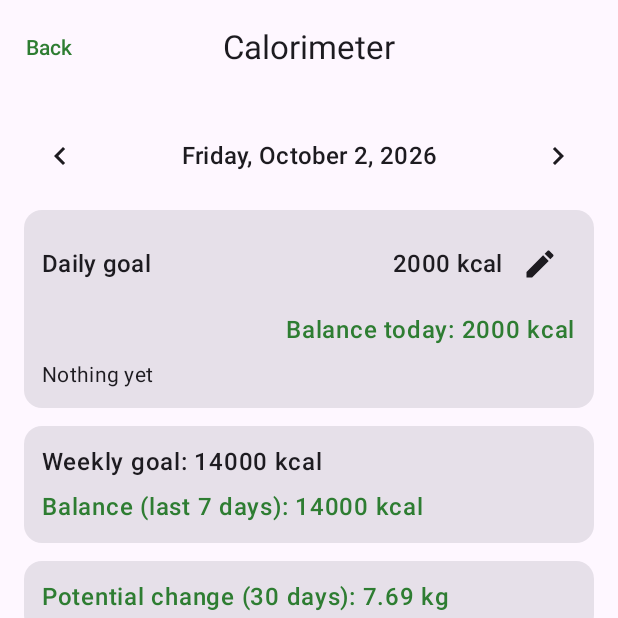
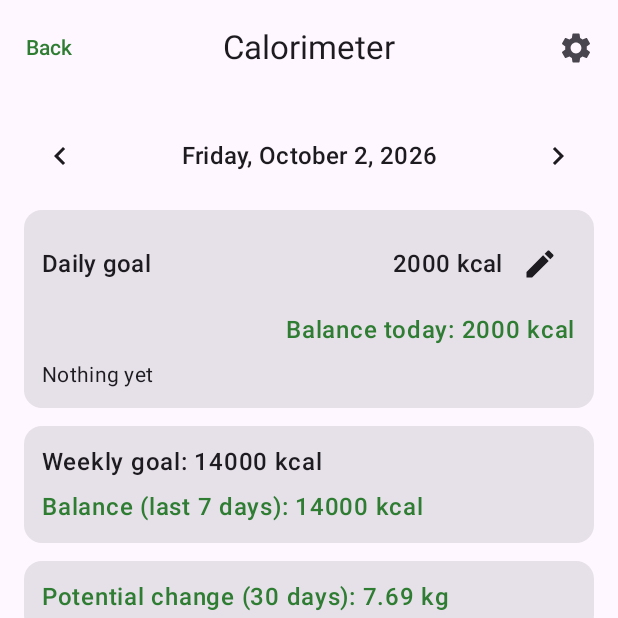
Before and after one commit to alphaomegos/annas-agenda, an Android app built with Jetpack Compose: the CalorimeterRoute screen opened through its navigation route, on a phone screen of 412 x 824 dp, the top half of it. Run offline under Robolectric (Android 15) with nearby library versions, the phone set to English and light mode, and no system bars.

Commit message:
Let the calorimeter's three summaries be switched off
6.1. A settings button in the calorimeter's top bar opens three
switches — the daily goal line, the weekly goal card, the month's
potential weight loss — written on OK, kept across a rotation.
Hiding the goal line leaves the day's balance where it is.

The calorimeter slice now also carries the library and diet fields
from schema 6, so the screens that come next need not touch it again;
a test says a change to any of them reaches the screen.

965 -> 966 tests.

```diff
--- a/app/src/main/java/com/alphaomegos/annasagenda/screens/CalorimeterScreen.kt
+++ b/app/src/main/java/com/alphaomegos/annasagenda/screens/CalorimeterScreen.kt
@@ -18,14 +18,17 @@ import androidx.compose.foundation.shape.CircleShape
 import androidx.compose.foundation.text.KeyboardOptions
 import androidx.compose.foundation.lazy.LazyColumn
 import androidx.compose.foundation.lazy.items
+import androidx.compose.foundation.clickable
 import androidx.compose.material.icons.Icons
 import androidx.compose.material.icons.automirrored.filled.KeyboardArrowLeft
 import androidx.compose.material.icons.automirrored.filled.KeyboardArrowRight
 import androidx.compose.material.icons.filled.Add
 import androidx.compose.material.icons.filled.Delete
 import androidx.compose.material.icons.filled.Edit
+import androidx.compose.material.icons.filled.Settings
 import androidx.compose.material.icons.outlined.Info
 import androidx.compose.material3.AlertDialog
+import androidx.compose.material3.Checkbox
 import androidx.compose.material3.Button
 import androidx.compose.material3.Card
 import androidx.compose.material3.CenterAlignedTopAppBar
@@ -96,7 +99,10 @@ fun CalorimeterRoute(
         },
         onDeleteFood = { id ->
             vm.deleteFoodEntry(id)
-        }
+        },
+        onSetDisplay = { daily, weekly, potential ->
+            vm.setCalorimeterDisplay(daily, weekly, potential)
+        },
     )
 }
 
@@ -108,8 +114,10 @@ private fun CalorimeterContent(
     onSetGoalFromToday: (Int) -> Unit,
     onAddFood: (LocalDate, String, Int) -> Long,
     onDeleteFood: (Long) -> Unit,
+    onSetDisplay: (dailyGoal: Boolean, weeklyGoal: Boolean, potentialLoss: Boolean) -> Unit,
 ) {
     val ctx = LocalContext.current
+    val showDisplaySettings = rememberSaveable { mutableStateOf(false) }
     val locale = appLocale()
 
     val today = LocalDate.now()
@@ -205,7 +213,15 @@ private fun CalorimeterContent(
                 title = { Text(stringResource(R.string.calorimeter_title)) },
                 navigationIcon = {
                     TextButton(onClick = onBack) { Text(stringResource(R.string.back)) }
-                }
+                },
+                actions = {
+                    IconButton(onClick = { showDisplaySettings.value = true }) {
+                        Icon(
+                            imageVector = Icons.Default.Settings,
+                            contentDescription = stringResource(R.string.calorimeter_settings_open),
+                        )
+                    }
+                },
             )
         }
     ) { inner ->
@@ -251,7 +267,8 @@ private fun CalorimeterContent(
             Card(modifier = Modifier.fillMaxWidth()) {
                 Column(modifier = Modifier.padding(12.dp)) {
 
-                    Row(
+                    // 6.1: the goal line can be hidden; the day's balance stays.
+                    if (state.calorimeterShowDailyGoal) Row(
                         modifier = Modifier.fillMaxWidth(),
                         verticalAlignment = Alignment.CenterVertically
                     ) {
@@ -338,7 +355,7 @@ private fun CalorimeterContent(
 
             // Extra sections ONLY for today
             if (isToday) {
-                Card(modifier = Modifier.fillMaxWidth()) {
+                if (state.calorimeterShowWeeklyGoal) Card(modifier = Modifier.fillMaxWidth()) {
                     Column(
                         modifier = Modifier.padding(12.dp),
                         verticalArrangement = Arrangement.spacedBy(6.dp)
@@ -359,7 +376,7 @@ private fun CalorimeterContent(
                     }
                 }
 
-                Card(modifier = Modifier.fillMaxWidth()) {
+                if (state.calorimeterShowPotentialLoss) Card(modifier = Modifier.fillMaxWidth()) {
                     Column(
                         modifier = Modifier.padding(12.dp),
                         verticalArrangement = Arrangement.spacedBy(6.dp)
@@ -438,6 +455,19 @@ private fun CalorimeterContent(
                     Text(stringResource(R.string.ok))
                 }
             }
+        )
+    }
+
+    if (showDisplaySettings.value) {
+        CalorimeterDisplayDialog(
+            dailyGoal = state.calorimeterShowDailyGoal,
+            weeklyGoal = state.calorimeterShowWeeklyGoal,
+            potentialLoss = state.calorimeterShowPotentialLoss,
+            onDismiss = { showDisplaySettings.value = false },
+            onSave = { daily, weekly, potential ->
+                onSetDisplay(daily, weekly, potential)
+                showDisplaySettings.value = false
+            },
         )
     }
 
@@ -585,3 +615,52 @@ private fun CalorimeterContent(
         )
     }
 }
+
+
+/**
+ * 6.1: three switches for what the calorimeter shows besides the day itself.
+ * Written on OK; the boxes ticked survive turning the phone.
+ */
+@Composable
+private fun CalorimeterDisplayDialog(
+    dailyGoal: Boolean,
+    weeklyGoal: Boolean,
+    potentialLoss: Boolean,
+    onDismiss: () -> Unit,
+    onSave: (Boolean, Boolean, Boolean) -> Unit,
+) {
+    var daily by rememberSaveable { mutableStateOf(dailyGoal) }
+    var weekly by rememberSaveable { mutableStateOf(weeklyGoal) }
+    var potential by rememberSaveable { mutableStateOf(potentialLoss) }
+
+    AlertDialog(
+        onDismissRequest = onDismiss,
+        title = { Text(stringResource(R.string.calorimeter_settings_title)) },
+        text = {
+            Column {
+                listOf(
+                    Triple(R.string.calorimeter_show_daily_goal, daily) { v: Boolean -> daily = v },
+                    Triple(R.string.calorimeter_show_weekly_goal, weekly) { v: Boolean -> weekly = v },
+                    Triple(R.string.calorimeter_show_potential_loss, potential) { v: Boolean -> potential = v },
+                ).forEach { (labelRes, checked, set) ->
+                    Row(
+                        modifier = Modifier
+                            .fillMaxWidth()
+                            .clickable { set(!checked) }
+                            .padding(vertical = 2.dp),
+                        verticalAlignment = Alignment.CenterVertically,
+                    ) {
+                        Checkbox(checked = checked, onCheckedChange = { set(it) })
+                        Text(text = stringResource(labelRes), style = MaterialTheme.typography.bodyLarge)
+                    }
+                }
+            }
+        },
+        confirmButton = {
+            TextButton(onClick = { onSave(daily, weekly, potential) }) { Text(stringResource(R.string.ok)) }
+        },
+        dismissButton = {
+            TextButton(onClick = onDismiss) { Text(stringResource(R.string.cancel)) }
+        },
+    )
+}
--- a/app/src/main/java/com/alphaomegos/annasagenda/support/StateSlices.kt
+++ b/app/src/main/java/com/alphaomegos/annasagenda/support/StateSlices.kt
@@ -19,6 +19,13 @@ package com.alphaomegos.annasagenda
 data class CalorimeterSlice(
     val calorieGoalChanges: List<CalorieGoalChange> = emptyList(),
     val foodLog: List<FoodEntry> = emptyList(),
+    // What the screen shows (6.1) and what it offers (6.2, 6.4), schema 6.
+    val calorimeterShowDailyGoal: Boolean = true,
+    val calorimeterShowWeeklyGoal: Boolean = true,
+    val calorimeterShowPotentialLoss: Boolean = true,
+    val foodLibraryVisible: Boolean = false,
+    val dietEnabled: Boolean = false,
+    val dietPlan: Map<java.time.DayOfWeek, List<DietItem>> = emptyMap(),
 )
 
 data class AnthropometrySlice(
@@ -83,6 +90,12 @@ fun pendingReadingPromptOf(state: AppState): PendingReadingPrompt? {
 fun calorimeterSliceOf(state: AppState): CalorimeterSlice = CalorimeterSlice(
     calorieGoalChanges = state.calorieGoalChanges,
     foodLog = state.foodLog,
+    calorimeterShowDailyGoal = state.calorimeterShowDailyGoal,
+    calorimeterShowWeeklyGoal = state.calorimeterShowWeeklyGoal,
+    calorimeterShowPotentialLoss = state.calorimeterShowPotentialLoss,
+    foodLibraryVisible = state.foodLibraryVisible,
+    dietEnabled = state.dietEnabled,
+    dietPlan = state.dietPlan,
 )
 
 fun anthropometrySliceOf(state: AppState): AnthropometrySlice = AnthropometrySlice(
--- a/app/src/main/res/values/strings_calorimeter.xml
+++ b/app/src/main/res/values/strings_calorimeter.xml
@@ -21,4 +21,10 @@
     <!-- How the suggestions work, behind the (i) in the add-a-meal dialog -->
     <string name="calorimeter_suggestions_help">How suggestions work</string>
     <string name="calorimeter_suggestions_help_text">As you type a meal\'s name, the app looks through what you have eaten before and offers it back below the field.\n\nThe weight is read straight out of the name: \"Tomatoes, 500 g\". It understands g, gr, gram, kg, ml and l, and their Russian spellings; kilograms and litres count as a thousand. A number with no unit after it is not a weight, so \"Coffee #3\" stays just a name.\n\nWhat a suggestion shows is the weight you wrote down last time and the calories you gave it that same time — always the two from one meal, never a weight from one and a number from another.\n\nTapping a suggestion fills in both fields. Change the weight inside the name afterwards and the calories follow, in proportion. The moment you type a number into the calorie field yourself it becomes yours, and the app stops touching it until you tap a suggestion again.</string>
+    <!-- Calorimeter display switches (0139) -->
+    <string name="calorimeter_settings_open">What the calorimeter shows</string>
+    <string name="calorimeter_settings_title">Show</string>
+    <string name="calorimeter_show_daily_goal">Daily goal</string>
+    <string name="calorimeter_show_weekly_goal">Weekly goal</string>
+    <string name="calorimeter_show_potential_loss">Potential weight loss</string>
 </resources>
```
Also changed, not shown: app/src/main/java/com/alphaomegos/annasagenda/app/AppViewModel.kt (+11 -0 lines), 3 other files.
